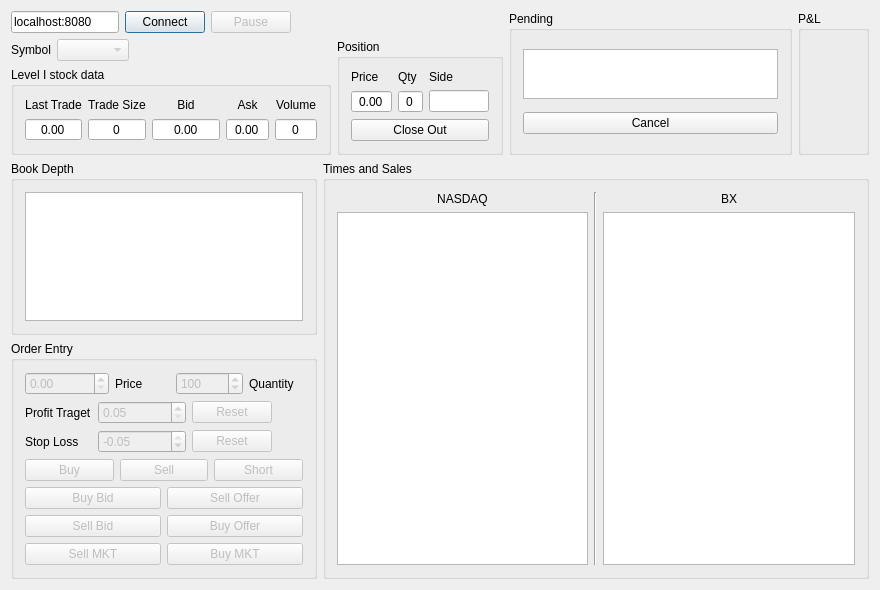
Qt form sources/Frontend/MainWindow.ui (alimogh/trdk) before a commit.
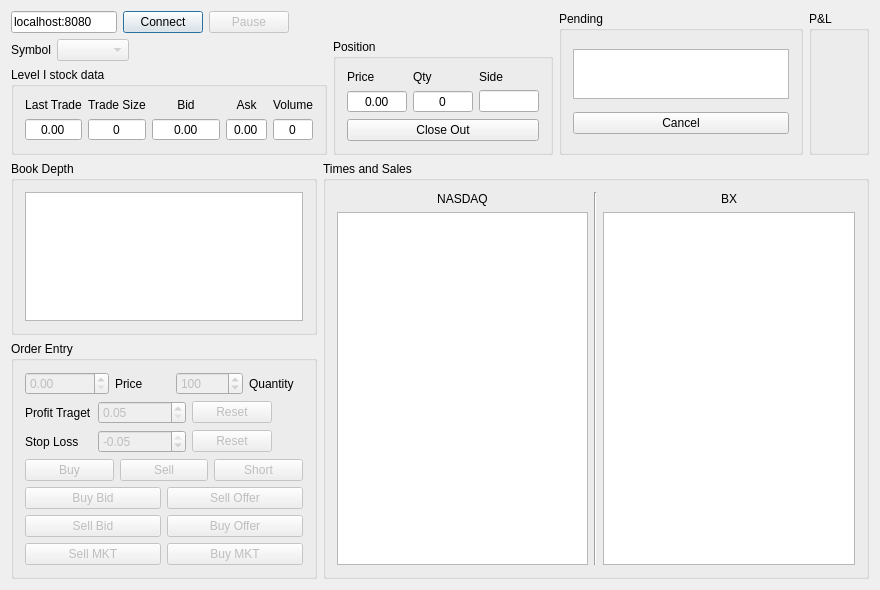
The same form after that commit.

The edit to the form file:
```diff
--- a/sources/Frontend/MainWindow.ui
+++ b/sources/Frontend/MainWindow.ui
@@ -324,6 +324,12 @@
                  <verstretch>0</verstretch>
                 </sizepolicy>
                </property>
+               <property name="minimumSize">
+                <size>
+                 <width>60</width>
+                 <height>0</height>
+                </size>
+               </property>
                <property name="maximumSize">
                 <size>
                  <width>60</width>
@@ -340,6 +346,18 @@
              </item>
              <item row="1" column="1">
               <widget class="QSpinBox" name="positionQty">
+               <property name="minimumSize">
+                <size>
+                 <width>60</width>
+                 <height>0</height>
+                </size>
+               </property>
+               <property name="maximumSize">
+                <size>
+                 <width>60</width>
+                 <height>16777215</height>
+                </size>
+               </property>
                <property name="alignment">
                 <set>Qt::AlignCenter</set>
                </property>
@@ -349,6 +367,9 @@
                <property name="buttonSymbols">
                 <enum>QAbstractSpinBox::NoButtons</enum>
                </property>
+               <property name="maximum">
+                <number>1000000000</number>
+               </property>
               </widget>
              </item>
              <item row="0" column="1">
@@ -360,6 +381,18 @@
              </item>
              <item row="1" column="0">
               <widget class="QDoubleSpinBox" name="positionPrice">
+               <property name="minimumSize">
+                <size>
+                 <width>60</width>
+                 <height>0</height>
+                </size>
+               </property>
+               <property name="maximumSize">
+                <size>
+                 <width>60</width>
+                 <height>16777215</height>
+                </size>
+               </property>
                <property name="alignment">
                 <set>Qt::AlignCenter</set>
                </property>
@@ -369,6 +402,12 @@
                <property name="buttonSymbols">
                 <enum>QAbstractSpinBox::NoButtons</enum>
                </property>
+               <property name="maximum">
+                <double>1000000000.000000000000000</double>
+               </property>
+               <property name="singleStep">
+                <double>0.010000000000000</double>
+               </property>
               </widget>
              </item>
              <item row="0" column="2">
```
